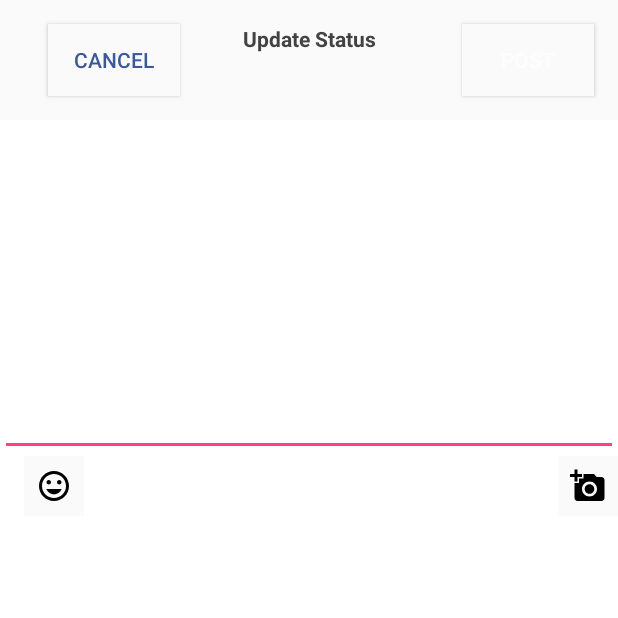
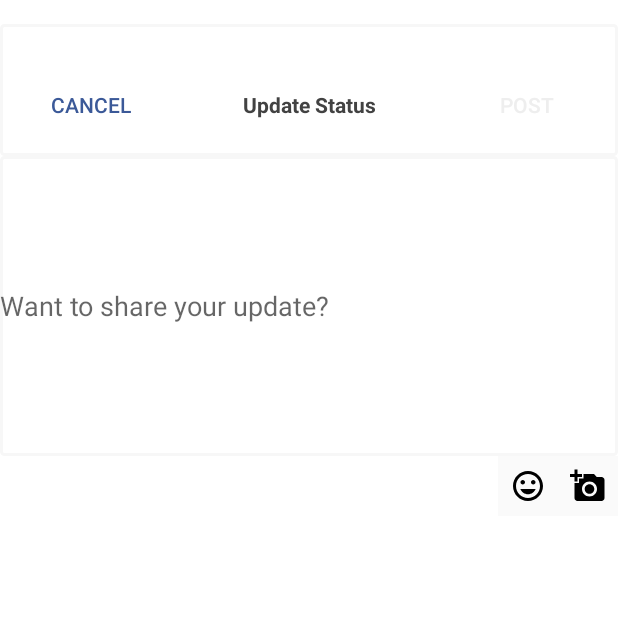
Before and after one commit to sharifhh/Facebook, an Android app: the PostsActivity screen opened directly, with no data from a screen before it, on a phone screen of 412 x 824 dp, the top half of it. Run offline under Robolectric (Android 15) with nearby library versions, the phone set to English and light mode, and no system bars; our stand-ins replace ButterKnife.

```diff
--- a/app/src/main/java/ps/exalt/facebook/CommentsActivity.java
+++ b/app/src/main/java/ps/exalt/facebook/CommentsActivity.java
@@ -70,6 +70,10 @@ public class CommentsActivity extends AppCompatActivity {
     public void close() {
         Navigator.navigateToHome(this);
     }
+    @OnClick(R.id.button2)
+    public void post() {
+        Navigator.navigateToHome(this);
+    }
 
 
 }
--- a/app/src/main/java/ps/exalt/facebook/PostsActivity.java
+++ b/app/src/main/java/ps/exalt/facebook/PostsActivity.java
@@ -2,12 +2,14 @@ package ps.exalt.facebook;
 
 import android.content.Intent;
 import android.os.Bundle;
+import android.support.v4.content.ContextCompat;
 import android.support.v7.app.AppCompatActivity;
 import android.text.Editable;
 import android.text.TextWatcher;
 import android.view.WindowManager;
 import android.widget.Button;
 import android.widget.EditText;
+import android.widget.ImageButton;
 
 import butterknife.BindView;
 import butterknife.ButterKnife;
@@ -18,8 +20,15 @@ public class PostsActivity extends AppCompatActivity {
     String[] mobileArray = {"Android", "IPhone"};
     @BindView(R.id.post_area)
     EditText post_area;
-//    @BindView(R.id.button2)
-//    Button close;
+    @BindView(R.id.post_ok)
+    Button okPost;
+    @BindView(R.id.post_cancel)
+    Button canclePost;
+    @BindView(R.id.add_image)
+    ImageButton addImage;
+    @BindView(R.id.imageButton)
+    ImageButton addStiker;
+
 
     @Override
     protected void onCreate(Bundle savedInstanceState) {
@@ -42,24 +51,39 @@ public class PostsActivity extends AppCompatActivity {
             public void afterTextChanged(Editable str) {
                 if (!post_area.getText().toString().isEmpty()) {
 
-                    //  post.setTextColor(ContextCompat.getColor(PostsActivity.this, R.color.mycolor));
+                    okPost.setTextColor(ContextCompat.getColor(PostsActivity.this, R.color.mycolor));
+                    okPost.setEnabled(true);
                 } else if (post_area.getText().toString().isEmpty()) {
 
-                    //  post.setTextColor(ContextCompat.getColor(PostsActivity.this, R.color.type));
+                    okPost.setTextColor(ContextCompat.getColor(PostsActivity.this, R.color.write));
+                    okPost.setEnabled(false);
                 }
             }
         });
 
-// keyboard
-
-        // getWindow().setSoftInputMode(WindowManager.LayoutParams.SOFT_INPUT_STATE_VISIBLE);
-        getWindow().setSoftInputMode(WindowManager.LayoutParams.SOFT_INPUT_STATE_ALWAYS_HIDDEN
-        );
     }
 
     @OnClick(R.id.imageButton)
 
-    public void close() {
+    public void setAddStiker() {
+        startActivity(new Intent(PostsActivity.this, HomeActivity.class));
+    }
+
+    @OnClick(R.id.post_ok)
+
+    public void setOkPost() {
+        startActivity(new Intent(PostsActivity.this, HomeActivity.class));
+    }
+
+    @OnClick(R.id.post_cancel)
+
+    public void setCanclePost() {
+        startActivity(new Intent(PostsActivity.this, HomeActivity.class));
+    }
+
+    @OnClick(R.id.add_image)
+
+    public void setAddImage() {
         startActivity(new Intent(PostsActivity.this, HomeActivity.class));
     }
 }
--- a/app/src/main/java/ps/exalt/facebook/home/HomeActivity.java
+++ b/app/src/main/java/ps/exalt/facebook/home/HomeActivity.java
@@ -73,6 +73,7 @@ public class HomeActivity extends AppCompatActivity {
 
     @OnClick(R.id.floatingActionButton)
     void floatingActionButtonClicked() {
+
         Navigator.navigateToPost(this);
     }
 }
--- /dev/null
+++ b/app/src/main/res/drawable/back.xml
@@ -0,0 +1,12 @@
+<?xml version="1.0" encoding="utf-8"?>
+<selector xmlns:android="http://schemas.android.com/apk/res/android">
+    <item>
+        <shape android:shape="rectangle">
+            <!--apply button background transparent, full opacity-->
+            <solid android:color="#00ffffff"/>
+            <!--make button border solid color, nontransparent-->
+            <stroke android:color="#FFFFFF" android:width="2dp"/>
+            <corners android:radius="2dp"/>
+        </shape>
+    </item>
+</selector>
--- a/app/src/main/res/drawable/ic_comment_black_24dp.xml
+++ b/app/src/main/res/drawable/ic_comment_black_24dp.xml
@@ -4,6 +4,6 @@
         android:viewportWidth="24.0"
         android:viewportHeight="24.0">
     <path
-        android:fillColor="@color/type"
+        android:fillColor="#BDBDBD"
         android:pathData="M21.99,4c0,-1.1 -0.89,-2 -1.99,-2L4,2c-1.1,0 -2,0.9 -2,2v12c0,1.1 0.9,2 2,2h14l4,4 -0.01,-18zM18,14L6,14v-2h12v2zM18,11L6,11L6,9h12v2zM18,8L6,8L6,6h12v2z"/>
 </vector>
--- a/app/src/main/res/drawable/ic_mode_comment_black_24dp.xml
+++ b/app/src/main/res/drawable/ic_mode_comment_black_24dp.xml
@@ -4,6 +4,6 @@
         android:viewportWidth="24.0"
         android:viewportHeight="24.0">
     <path
-        android:fillColor="@color/type"
+        android:fillColor="#BDBDBD"
         android:pathData="M21.99,4c0,-1.1 -0.89,-2 -1.99,-2H4c-1.1,0 -2,0.9 -2,2v12c0,1.1 0.9,2 2,2h14l4,4 -0.01,-18z"/>
 </vector>
--- a/app/src/main/res/drawable/ic_thumb_up_black_24dp.xml
+++ b/app/src/main/res/drawable/ic_thumb_up_black_24dp.xml
@@ -4,6 +4,6 @@
         android:viewportWidth="24.0"
         android:viewportHeight="24.0">
     <path
-        android:fillColor="@color/type"
+        android:fillColor="#BDBDBD"
         android:pathData="M1,21h4L5,9L1,9v12zM23,10c0,-1.1 -0.9,-2 -2,-2h-6.31l0.95,-4.57 0.03,-0.32c0,-0.41 -0.17,-0.79 -0.44,-1.06L14.17,1 7.59,7.59C7.22,7.95 7,8.45 7,9v10c0,1.1 0.9,2 2,2h9c0.83,0 1.54,-0.5 1.84,-1.22l3.02,-7.05c0.09,-0.23 0.14,-0.47 0.14,-0.73v-1.91l-0.01,-0.01L23,10z"/>
 </vector>
--- a/app/src/main/res/layout/activity_comment.xml
+++ b/app/src/main/res/layout/activity_comment.xml
@@ -11,12 +11,11 @@
         android:layout_width="wrap_content"
         android:layout_height="wrap_content"
         android:layout_alignBottom="@+id/editText3"
-        android:layout_marginStart="20dp"
         android:layout_toEndOf="@+id/editText3"
-        android:background="@drawable/btn"
+        android:background="@drawable/back"
         android:enabled="false"
         android:text="@string/post"
-        android:textColor="#f7f7f7" />
+        android:textColor="@color/write" />
 
     <EditText
         android:id="@+id/editText3"
--- a/app/src/main/res/layout/activity_posts.xml
+++ b/app/src/main/res/layout/activity_posts.xml
@@ -11,28 +11,13 @@
     <!-- List View -->
 
 
-    <android.support.v7.widget.Toolbar
-        android:id="@+id/toolbar2"
+    <LinearLayout
+        android:id="@+id/linearLayout"
         android:layout_width="match_parent"
-        android:layout_height="80dp"
-        android:layout_alignParentStart="true"
-        android:layout_alignParentTop="true"
-        android:background="?android:attr/colorBackground"
-        android:minHeight="?attr/actionBarSize"
-        android:theme="?attr/actionBarTheme" />
-
-    <Button
-        android:id="@+id/post_ok"
-        android:layout_width="wrap_content"
-        android:layout_height="wrap_content"
-        android:layout_alignBottom="@+id/toolbar2"
-        android:layout_alignParentEnd="true"
-        android:layout_marginBottom="16dp"
-        android:layout_marginRight="16dp"
+        android:layout_height="88dp"
         android:layout_marginTop="16dp"
-        android:background="?android:attr/colorBackground"
-        android:text="Post"
-        android:textColor="@color/type" />
+        android:background="@drawable/btn"
+        android:orientation="horizontal">
 
         <Button
             android:id="@+id/post_cancel"
@@ -40,44 +25,64 @@
             android:layout_height="wrap_content"
             android:layout_alignParentStart="true"
             android:layout_alignTop="@+id/textView3"
-        android:layout_marginStart="32dp"
-        android:background="?android:attr/colorBackground"
+            android:layout_marginBottom="24dp"
+            android:layout_marginLeft="16dp"
+            android:layout_marginTop="30dp"
+            android:layout_weight="1"
+            android:background="@drawable/back"
             android:text="@string/cancel"
             android:textColor="@color/mycolor" />
 
         <TextView
             android:id="@+id/textView3"
             android:layout_width="200dp"
-        android:layout_height="40dp"
-        android:layout_alignTop="@+id/post_ok"
+            android:layout_height="wrap_content"
+            android:layout_alignBottom="@+id/post_ok"
             android:layout_centerHorizontal="true"
+            android:layout_marginTop="30dp"
+            android:layout_weight="1"
+            android:background="@drawable/back"
             android:text="@string/update_status"
             android:textAlignment="center"
             android:textColor="@color/cardview_dark_background"
             android:textStyle="bold" />
 
+        <Button
+            android:id="@+id/post_ok"
+            android:layout_width="wrap_content"
+            android:layout_height="wrap_content"
+            android:layout_alignParentEnd="true"
+            android:layout_alignTop="@+id/post_area"
+            android:layout_marginEnd="15dp"
+            android:layout_marginTop="30dp"
+            android:layout_weight="1"
+            android:background="@drawable/back"
+            android:text="Post"
+            android:textColor="@color/write" />
+    </LinearLayout>
+
     <EditText
         android:id="@+id/post_area"
         android:layout_width="match_parent"
         android:layout_height="200dp"
-        android:layout_alignParentEnd="true"
-        android:layout_below="@+id/toolbar2"
-        android:layout_marginTop="24dp"
+        android:layout_alignParentStart="true"
+        android:layout_below="@+id/linearLayout"
+        android:background="@drawable/btn"
         android:ems="10"
+        android:hint="Want to share your update?"
         android:inputType="textPersonName" />
 
     <ImageButton
         android:id="@+id/imageButton"
         android:layout_width="40dp"
         android:layout_height="40dp"
-        android:layout_alignParentStart="true"
-        android:layout_below="@+id/post_area"
-        android:layout_marginStart="16dp"
         android:background="?android:attr/colorBackground"
-        app:srcCompat="@drawable/ic_mood_black_24dp" />
+        app:srcCompat="@drawable/ic_mood_black_24dp"
+        android:layout_alignTop="@+id/add_image"
+        android:layout_toStartOf="@+id/add_image" />
 
     <ImageButton
-        android:id="@+id/imageButton2"
+        android:id="@+id/add_image"
         android:layout_width="40dp"
         android:layout_height="40dp"
         android:layout_alignParentEnd="true"
--- a/app/src/main/res/values/colors.xml
+++ b/app/src/main/res/values/colors.xml
@@ -5,4 +5,7 @@
     <color name="colorAccent">#FF4081</color>
     <color name="mycolor">#3b5998</color>
     <color name="type">#fdfdfd</color>
+    <color name="write">#EEEEEE</color>
+
+
 </resources>
```
Also changed, not shown: app/src/main/res/layout/mydil.xml (+4 -4 lines), app/src/main/res/layout/post_row.xml (+9 -9 lines), app/src/main/res/drawable/btn.xml (indentation only). Lines whose indentation alone changed are shown as unchanged.
